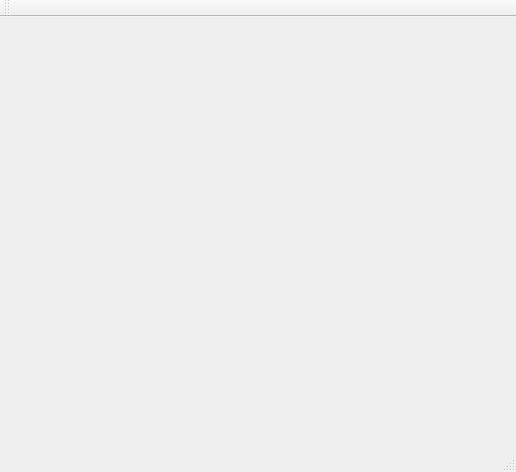
This is Emulators/Main/mainwindow.ui in JanisSchindler/Emulators as Qt 5 draws it before an edit. The edited form follows.
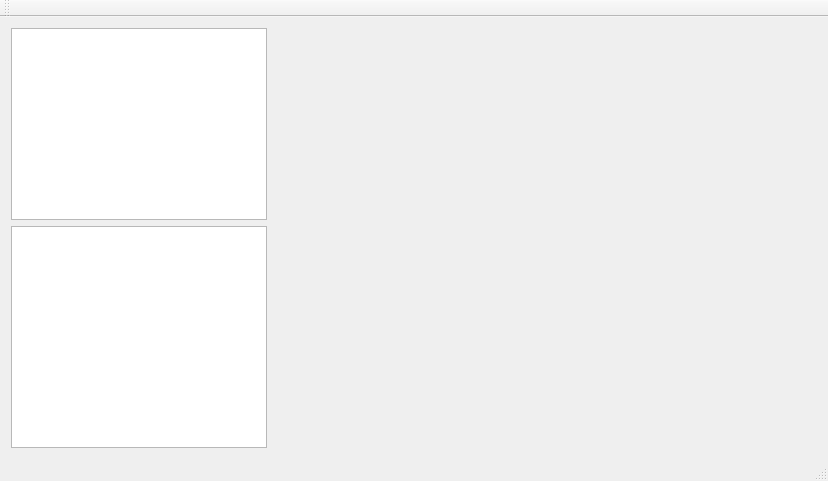
This is the edited form.

Diff of the .ui file:
```diff
--- a/Emulators/Main/mainwindow.ui
+++ b/Emulators/Main/mainwindow.ui
@@ -6,14 +6,27 @@
    <rect>
     <x>0</x>
     <y>0</y>
-    <width>516</width>
-    <height>472</height>
+    <width>828</width>
+    <height>481</height>
    </rect>
   </property>
   <property name="windowTitle">
    <string>MainWindow</string>
   </property>
-  <widget class="QWidget" name="centralWidget"/>
+  <widget class="QWidget" name="centralWidget">
+   <layout class="QVBoxLayout" name="verticalLayout">
+    <item>
+     <layout class="QGridLayout" name="gridLayout">
+      <item row="1" column="0" colspan="2" alignment="Qt::AlignLeft|Qt::AlignTop">
+       <widget class="QListWidget" name="mListEmulators"/>
+      </item>
+      <item row="2" column="0" alignment="Qt::AlignLeft">
+       <widget class="QListWidget" name="mListRoms"/>
+      </item>
+     </layout>
+    </item>
+   </layout>
+  </widget>
   <widget class="QToolBar" name="mainToolBar">
    <attribute name="toolBarArea">
     <enum>TopToolBarArea</enum>
```
